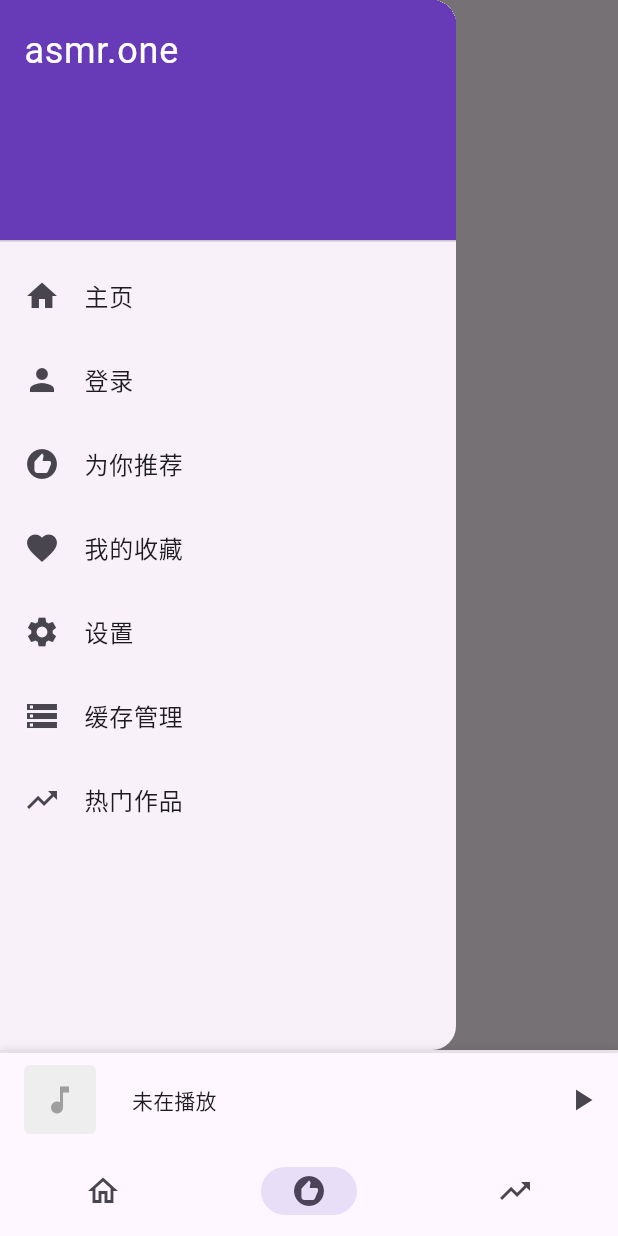
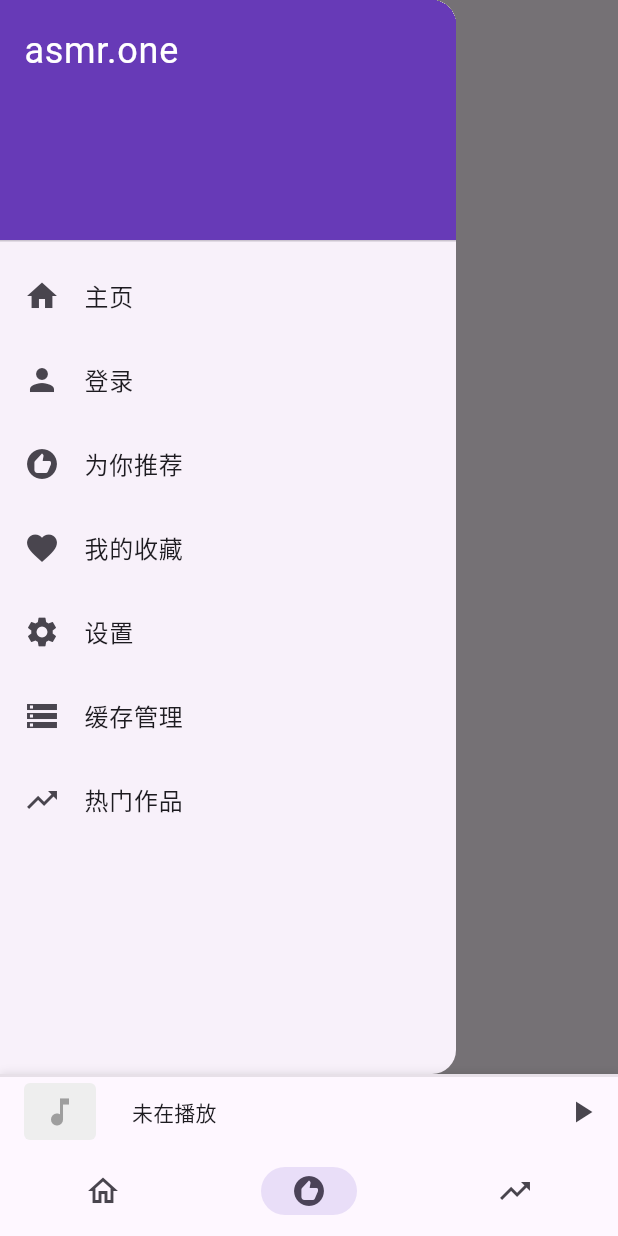
Before and after one commit to weijianxian/Yuro, a Flutter app: the screen it shows after launch, item 2 of the bottom bar chosen, with the side drawer open, on a phone screen of 412 x 824 dp. Run offline on Flutter 3.47's test engine with Material 3 defaults, Android fonts, the phone set to English and light mode, and no system bars; our stand-ins replace audio_service, cached_network_image, dio, flutter_cache_manager, freezed_annotation, get_it and 5 more; missing offline and left inert: audio_session; network calls fail; statements that could not run were skipped.

Commit message:
Refactor MiniPlayer widget for improved layout and responsiveness
- Reduced the height of the MiniPlayer from 64.0 to 48.0 for a more compact design.
- Adjusted padding in the MiniPlayer to enhance visual spacing and alignment.
- Simplified the layout by removing unnecessary Column widget, directly displaying the track title with improved overflow handling.

These changes enhance the user interface of the MiniPlayer, providing a cleaner and more efficient design while maintaining functionality.

```diff
--- a/lib/widgets/mini_player/mini_player.dart
+++ b/lib/widgets/mini_player/mini_player.dart
@@ -6,7 +6,7 @@ import 'package:get_it/get_it.dart';
 import 'mini_player_cover.dart';
 
 class MiniPlayer extends StatelessWidget {
-  static const height = 64.0;
+  static const height = 48.0;
 
   const MiniPlayer({super.key});
 
@@ -39,7 +39,7 @@ class MiniPlayer extends StatelessWidget {
                   child: Row(
                     children: [
                       Padding(
-                        padding: const EdgeInsets.fromLTRB(16, 8, 8, 8),
+                        padding: const EdgeInsets.fromLTRB(16, 4, 8, 4),
                         child: MiniPlayerCover(
                           coverUrl: viewModel.currentTrack?.coverUrl,
                         ),
@@ -47,24 +47,11 @@ class MiniPlayer extends StatelessWidget {
                       Expanded(
                         child: Padding(
                           padding: const EdgeInsets.symmetric(horizontal: 16),
-                          child: Column(
-                            mainAxisAlignment: MainAxisAlignment.center,
-                            crossAxisAlignment: CrossAxisAlignment.start,
-                            children: [
-                              Text(
-                                viewModel.currentTrack?.title ?? '未在播放',
-                                maxLines: 1,
-                                overflow: TextOverflow.ellipsis,
-                                style: Theme.of(context).textTheme.titleSmall,
-                              ),
-                              if (viewModel.currentTrack?.artist != null)
-                                Text(
-                                  viewModel.currentTrack!.artist,
-                                  maxLines: 1,
-                                  overflow: TextOverflow.ellipsis,
-                                  style: Theme.of(context).textTheme.bodySmall,
-                                ),
-                            ],
+                          child: Text(
+                            viewModel.currentTrack?.title ?? '未在播放',
+                            maxLines: 1,
+                            overflow: TextOverflow.ellipsis,
+                            style: Theme.of(context).textTheme.titleSmall,
                           ),
                         ),
                       ),
```
